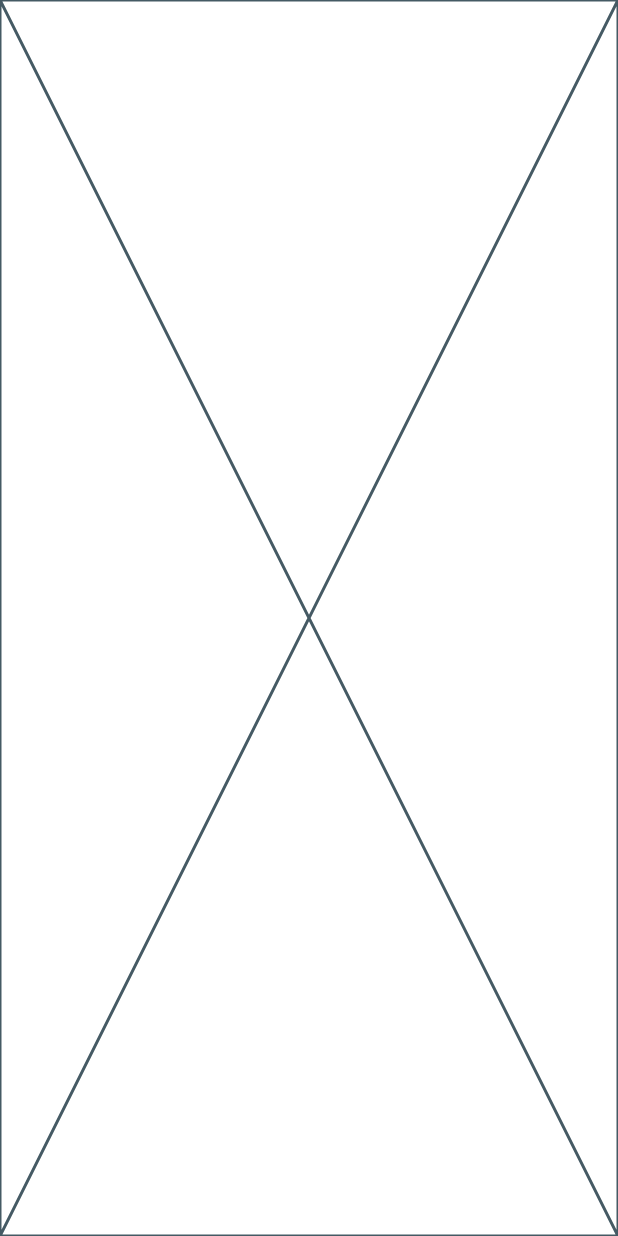
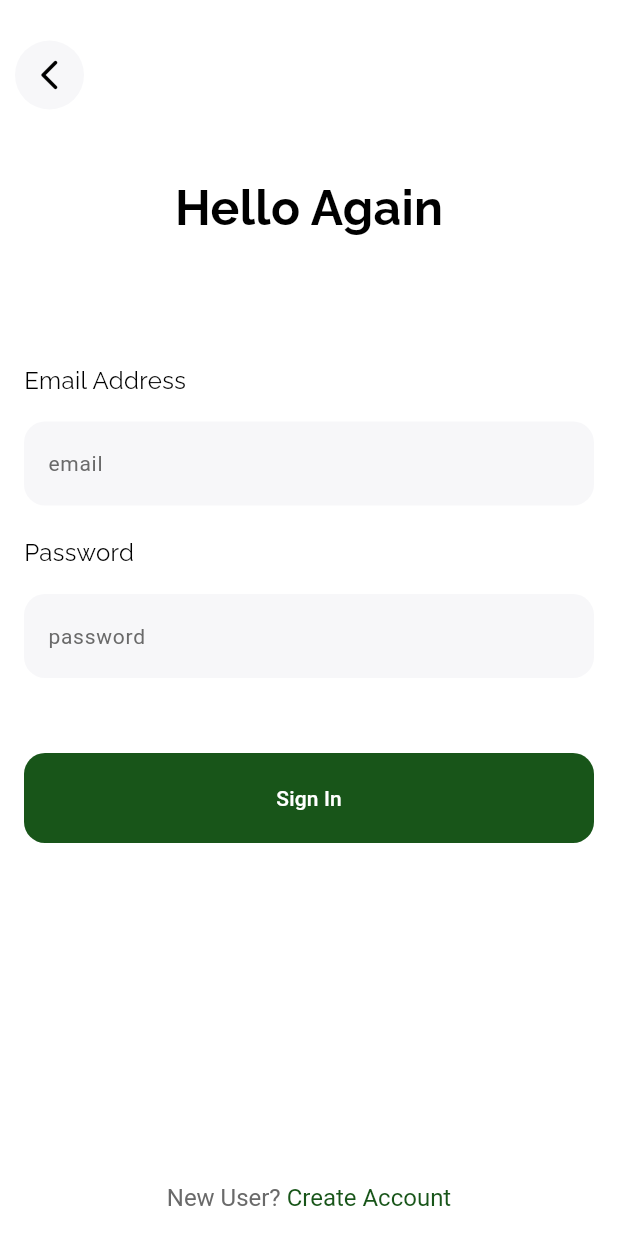
Before and after one commit to BilalR4M/EcoSpere, a Flutter app: the screen it shows after launch, on a phone screen of 412 x 824 dp. Run offline on Flutter 3.47's test engine with Material 3 defaults, Android fonts, the phone set to English and light mode, and no system bars; our stand-ins replace firebase_auth, firebase_core, fluttertoast, go_router, google_fonts; accounts and stored records are empty.

```diff
--- a/lib/main.dart
+++ b/lib/main.dart
@@ -1,44 +1,26 @@
-import 'package:ecosphere/authentication_service.dart';
-import 'package:firebase_auth/firebase_auth.dart';
+import 'package:ecosphere/pages/login.dart';
 import 'package:firebase_core/firebase_core.dart';
 import 'package:flutter/material.dart';
-import 'package:provider/provider.dart';
 
 Future<void> main() async {
   WidgetsFlutterBinding.ensureInitialized();
   await Firebase.initializeApp();
-  runApp(MyApp());
+  runApp(const Ecosphere());
 
 }
 
-class MyApp extends StatelessWidget {
+class Ecosphere extends StatelessWidget {
+  const Ecosphere({super.key});
+
   @override
   Widget build(BuildContext context) {
-    return MultiProvider(
-      providers: [
-        Provider<AuthenticationService>(
-          create: (_) => AuthenticationService(FirebaseAuth.instance),
-        ),
-        StreamProvider(
-          create: (context) => context.read<AuthenticationService>()
-        )
-      ],
-      child: MaterialApp(
-        title: 'Firebase Meetup',
-        theme: ThemeData(
-          primarySwatch: Colors.blue,
-        ),
-        home: const AuthenticationWrapper(),
+    return MaterialApp(
+      title: 'Ecosphere',
+      theme: ThemeData(
+        primarySwatch: Colors.green,
       ),
+      debugShowCheckedModeBanner: false,
+      home: Login(),
     );
   }
 }
-
-class AuthenticationWrapper extends StatelessWidget {
-  const AuthenticationWrapper({super.key});
-
-  @override
-  Widget build(BuildContext context) {
-    return const Placeholder();
-  }
-}
--- /dev/null
+++ b/lib/pages/login.dart
@@ -0,0 +1,205 @@
+import 'package:ecosphere/pages/signup.dart';
+import 'package:ecosphere/services/auth_service.dart';
+import 'package:flutter/gestures.dart';
+import 'package:flutter/material.dart';
+import 'package:google_fonts/google_fonts.dart';
+
+class Login extends StatelessWidget {
+  Login({super.key});
+
+  final TextEditingController _emailController = TextEditingController();
+  final TextEditingController _passwordController = TextEditingController();
+
+  @override
+  Widget build(BuildContext context) {
+    return Scaffold(
+      backgroundColor: Colors.white,
+      resizeToAvoidBottomInset: true,
+      bottomNavigationBar: _signup(context),
+      appBar: AppBar(
+        backgroundColor: Colors.transparent,
+        elevation: 0,
+        toolbarHeight: 100,
+        leading: GestureDetector(
+          onTap: () {
+            Navigator.pop(context);
+          },
+          child: Container(
+            margin: const EdgeInsets.only(left: 10),
+            decoration: const BoxDecoration(
+              color: Color(0xffF7F7F9),
+              shape: BoxShape.circle
+            ),
+            child: const Center(
+              child: Icon(
+                Icons.arrow_back_ios_new_rounded,
+                color: Colors.black,
+              ),
+            ),
+          ),
+        ),
+      ),
+      body: SafeArea(
+        child: SingleChildScrollView(
+         padding: const EdgeInsets.symmetric(horizontal: 16,vertical: 16),
+          child: Column(
+            mainAxisAlignment: MainAxisAlignment.start,
+            children: [
+              Center(
+                child: Text(
+                  'Hello Again',
+                  style: GoogleFonts.raleway(
+                    textStyle: const TextStyle(
+                      color: Colors.black,
+                      fontWeight: FontWeight.bold,
+                      fontSize: 32
+                    )
+                  ),
+                ),
+              ),
+              const SizedBox(height: 80,),
+               _emailAddress(),
+               const SizedBox(height: 20,),
+               _password(),
+               const SizedBox(height: 50,),
+               _signin(context),
+            ],
+          ),
+        ),
+      ),
+    );
+  }
+
+  Widget _emailAddress() {
+    return Column(
+      mainAxisAlignment: MainAxisAlignment.start,
+      crossAxisAlignment: CrossAxisAlignment.start,
+      children: [
+        Text(
+          'Email Address',
+          style: GoogleFonts.raleway(
+            textStyle: const TextStyle(
+              color: Colors.black,
+              fontWeight: FontWeight.normal,
+              fontSize: 16
+            )
+          ),
+        ),
+        const SizedBox(height: 16,),
+        TextField(
+          controller: _emailController,
+          decoration: InputDecoration(
+            filled: true,
+            hintText: 'email',
+            hintStyle: const TextStyle(
+              color: Color(0xff6A6A6A),
+              fontWeight: FontWeight.normal,
+              fontSize: 14
+            ),
+            fillColor: const Color(0xffF7F7F9) ,
+            border: OutlineInputBorder(
+              borderSide: BorderSide.none,
+              borderRadius: BorderRadius.circular(14)
+            )
+          ),
+        )
+      ],
+    );
+  }
+
+  Widget _password() {
+    return Column(
+      mainAxisAlignment: MainAxisAlignment.start,
+      crossAxisAlignment: CrossAxisAlignment.start,
+      children: [
+        Text(
+          'Password',
+          style: GoogleFonts.raleway(
+            textStyle: const TextStyle(
+              color: Colors.black,
+              fontWeight: FontWeight.normal,
+              fontSize: 16
+            )
+          ),
+        ),
+        const SizedBox(height: 16,),
+        TextField(
+          obscureText: true,
+          controller: _passwordController,
+          decoration: InputDecoration(
+            filled: true,
+            hintText: 'password',
+            hintStyle: const TextStyle(
+              color: Color(0xff6A6A6A),
+              fontWeight: FontWeight.normal,
+              fontSize: 14
+            ),
+            fillColor: const Color(0xffF7F7F9) ,
+            border: OutlineInputBorder(
+              borderSide: BorderSide.none,
+              borderRadius: BorderRadius.circular(14)
+            )
+          ),
+        )
+      ],
+    );
+  }
+
+  Widget _signin(BuildContext context) {
+    return ElevatedButton(
+      style: ElevatedButton.styleFrom(
+        backgroundColor: const Color(0xff185519),
+        shape: RoundedRectangleBorder(
+          borderRadius: BorderRadius.circular(14),
+        ),
+        minimumSize: const Size(double.infinity, 60),
+        elevation: 0,
+      ),
+      onPressed: () async {
+        await AuthService().signin(
+          email: _emailController.text,
+          password: _passwordController.text,
+          context: context
+        );
+      },
+      child: const Text("Sign In", style: TextStyle(color: Colors.white),),
+    );
+  }
+
+  Widget _signup(BuildContext context) {
+    return Padding(
+      padding: const EdgeInsets.only(bottom: 16),
+      child: RichText(
+        textAlign: TextAlign.center,
+        text: TextSpan(
+          children: [
+            const TextSpan(
+                text: "New User? ",
+                style: TextStyle(
+                  color: Color(0xff6A6A6A),
+                  fontWeight: FontWeight.normal,
+                  fontSize: 16
+                ),
+              ),
+              TextSpan(
+                text: "Create Account",
+                style: const TextStyle(
+                    color: Color(0xff185519),
+                    fontWeight: FontWeight.normal,
+                    fontSize: 16
+                  ),
+                  recognizer: TapGestureRecognizer()..onTap = () {
+                    Navigator.push(
+                      context,
+                      MaterialPageRoute(
+                        builder: (context) => Signup()
+                      ),
+                    );
+                  }
+              ),
+          ]
+        )
+      ),
+    );
+  }
+}
--- a/pubspec.yaml
+++ b/pubspec.yaml
@@ -44,6 +44,7 @@ dependencies:
   google_fonts: ^6.2.1
   google_sign_in: ^6.2.1
   clean_calendar: ^2.0.0
+  fluttertoast: ^8.2.8
 
 dev_dependencies:
   flutter_test:
```
Also changed, not shown: lib/authentication_service.dart (deleted, +0 -27 lines), lib/pages/home.dart (added, +65 -0 lines), lib/pages/signup.dart (added, +181 -0 lines), lib/services/auth_service.dart (added, +111 -0 lines), lib/src/authentication.dart (added, +46 -0 lines), lib/src/widgets.dart (added, +67 -0 lines), assets/codelab.png (added), assets/logo.png (added), lib/firebase_options.dart (added), pubspec.lock, 1 other file.
